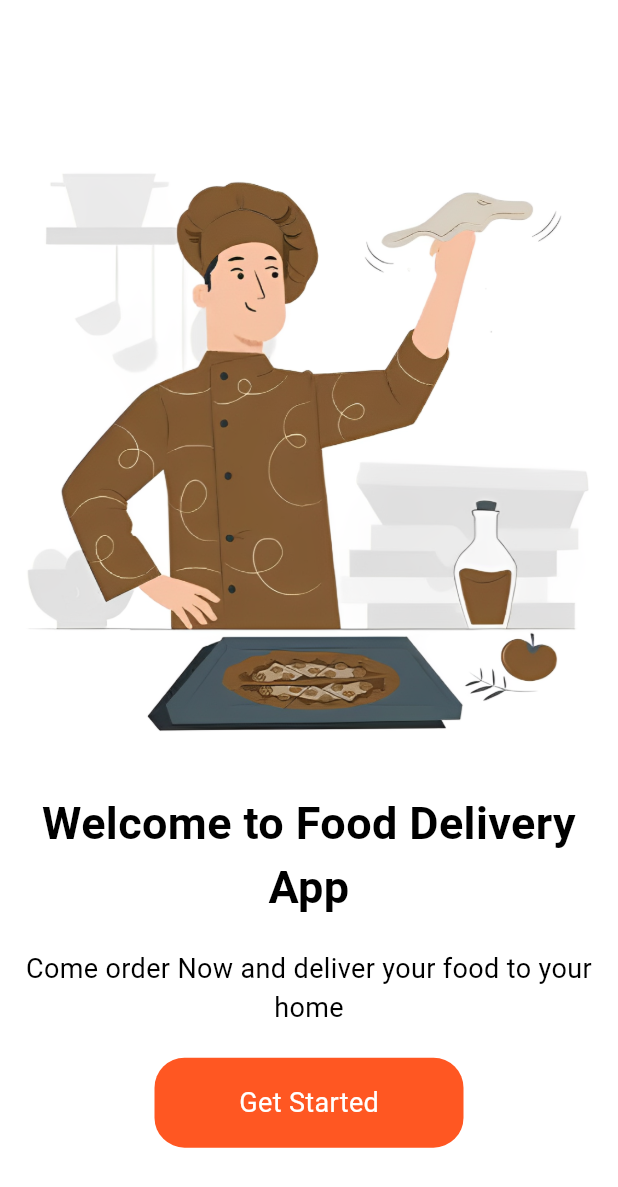
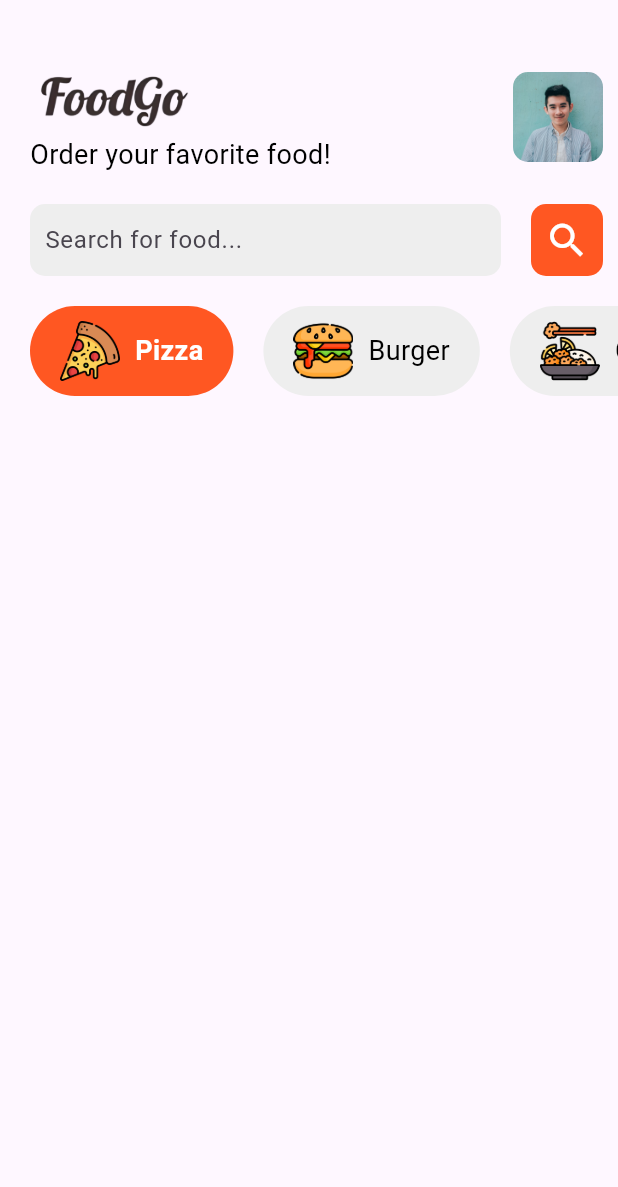
Before and after one commit to hang7749/flutter_food_delivery_app, a Flutter app: the screen it shows after launch, on a phone screen of 412 x 824 dp. Shown: the top 1187 px of the screen. Run offline on Flutter 3.47's test engine with Material 3 defaults, Android fonts, the phone set to English and light mode, and no system bars.

Commit message:
home page ui (part 1)

```diff
--- a/lib/main.dart
+++ b/lib/main.dart
@@ -1,5 +1,5 @@
 import 'package:flutter/material.dart';
-import 'package:food_delivery_app/pages/onboarding.dart';
+import 'package:food_delivery_app/pages/home.dart';
 
 void main() {
   runApp(const MyApp());
@@ -32,7 +32,7 @@ class MyApp extends StatelessWidget {
         // tested with just a hot reload.
         colorScheme: ColorScheme.fromSeed(seedColor: Colors.deepPurple),
       ),
-      home: const Onboarding(),
+      home: const Home(),
     );
   }
 }
--- /dev/null
+++ b/lib/model/category_model.dart
@@ -0,0 +1,6 @@
+class CategoryModel {
+
+  String ?image;
+  String ?name;
+
+}
--- /dev/null
+++ b/lib/pages/home.dart
@@ -0,0 +1,181 @@
+import 'package:flutter/material.dart';
+import 'package:food_delivery_app/model/category_model.dart';
+import 'package:food_delivery_app/services/category_data.dart';
+import 'package:food_delivery_app/services/widget_support.dart';
+
+class Home extends StatefulWidget {
+  const Home({super.key});
+
+  @override
+  State<Home> createState() => _HomeState();
+}
+
+class _HomeState extends State<Home> {
+
+  List<CategoryModel> categories = [];
+
+  String track = "0"; // Track the index of the selected category
+
+
+  @override
+  void initState() {
+    categories = getCategories(); // Fetch the categories from the service
+    super.initState();
+  }
+
+
+  @override
+  Widget build(BuildContext context) {
+    return Scaffold(
+      body: SingleChildScrollView( // 👈 Add this
+        child: Container(
+          margin: const EdgeInsets.only(left: 20.0, top: 40.0),
+          child: Column(
+            children: [
+              Row(
+                mainAxisAlignment: MainAxisAlignment.spaceBetween,
+                children: [
+                  Column(
+                    crossAxisAlignment: CrossAxisAlignment.start,
+                    children: [
+                      Image.asset(
+                        "images/logo.png",
+                        height: 50,
+                        width: 110,
+                        fit: BoxFit.contain,
+                      ),
+                      Text(
+                        "Order your favorite food!",
+                        style: AppWidget.simpleTextFieldStyle(),
+                      ),
+                    ],
+                  ),
+                  Padding(
+                    padding: const EdgeInsets.only(right: 10.0),
+                    child: ClipRRect(
+                      borderRadius: BorderRadius.circular(10),
+                      child: Image.asset(
+                        "images/boy.jpg",
+                        height: 60,
+                        width: 60,
+                        fit: BoxFit.cover,
+                      ),
+                    ),
+                  ),
+                ],
+              ),
+              const SizedBox(height: 20.0),
+              Row(
+                crossAxisAlignment: CrossAxisAlignment.start,
+                children: [
+                  Expanded(
+                    child: Container(
+                      padding: const EdgeInsets.only(left: 10.0),
+                      margin: const EdgeInsets.only(right: 20.0),
+                      decoration: BoxDecoration(
+                        color: Colors.grey.shade200,
+                        borderRadius: BorderRadius.circular(10),
+                      ),
+                      child: TextField(
+                        decoration: InputDecoration(
+                          border: InputBorder.none,
+                          hintText: "Search for food...",
+                        ),
+                      ),
+                    ),
+                  ),
+                  Container(
+                    margin: const EdgeInsets.only(right: 10),
+                    //padding: const EdgeInsets.all(0),
+                    decoration: BoxDecoration(
+                      color: Colors.deepOrange,
+                      borderRadius: BorderRadius.circular(10),
+                    ),
+                    child: IconButton(
+                      onPressed: () {},
+                      icon: const Icon(
+                        Icons.search,
+                        color: Colors.white,
+                        size: 30,
+                      ),
+                    ),
+                  )
+                ],
+              ),
+              SizedBox(height: 20.0),
+              Container(
+                height: 60,
+                child: ListView.builder(
+                  shrinkWrap: true,
+                  scrollDirection: Axis.horizontal,
+                  itemCount: categories.length,
+                  itemBuilder: (context, index) {
+                    return categoryTile(
+                      categories[index].name!,
+                      categories[index].image!,
+                      index.toString(), // Pass the index as a string
+                    );
+                  },
+                ),
+              )
+            ],
+          ),
+        ),
+      ),
+    );
+  }
+
+  Widget categoryTile(String name, String image, String categoryindex) {
+    return GestureDetector(
+      onTap: () {
+        track = categoryindex.toString();
+        setState(() {
+
+        }); // Update the state to reflect the selected category
+      },
+      child: track==categoryindex? Container(
+        padding: const EdgeInsets.only(left: 20, right: 20),
+        margin: const EdgeInsets.only(right: 20),
+        decoration: BoxDecoration(
+          color: Colors.deepOrange,
+          borderRadius: BorderRadius.circular(30),
+        ),
+        child: Row(
+          children: [
+            Image.asset(
+              image,
+              height: 40,
+              width: 40,
+              fit: BoxFit.cover,
+            ),
+            const SizedBox(width: 10.0),
+            Text(name,
+              style:AppWidget.whiteTextFieldStyle()
+            ),
+          ],
+        ),
+      ) : Container(
+        padding: const EdgeInsets.only(left: 20, right: 20),
+        margin: const EdgeInsets.only(right: 20),
+        decoration: BoxDecoration(
+          color: Colors.grey.shade200,
+          borderRadius: BorderRadius.circular(30),
+        ),
+        child: Row(
+          children: [
+            Image.asset(
+              image,
+              height: 40,
+              width: 40,
+              fit: BoxFit.cover,
+            ),
+            const SizedBox(width: 10.0),
+            Text(name,
+              style: AppWidget.simpleTextFieldStyle()
+            ),
+          ],
+      ),
+     ),
+    );
+  }
+}
--- a/lib/pages/onboarding.dart
+++ b/lib/pages/onboarding.dart
@@ -15,7 +15,7 @@ class _OnboardingState extends State<Onboarding> {
       backgroundColor: Colors.white,
       body: SingleChildScrollView( // 👈 Add this
         child: Container(
-          margin: const EdgeInsets.only(top: 40),
+          margin: const EdgeInsets.only(top: 40, left: 30, right: 30),
           child: Column(
             children: [
               Image.asset(
@@ -23,16 +23,16 @@ class _OnboardingState extends State<Onboarding> {
               ),
               const SizedBox(height: 20.0), // Add some space between the image and the text
               Text(
-                "Welcome to Food Delivery App",
+                "The Fastest Food Delivery App",
                 textAlign: TextAlign.center,
-                style: AppWidget.HeadlineTextFieldStyle()
+                style: AppWidget.headlineTextFieldStyle()
               ),
               const SizedBox(height: 20.0), // Add some space between the title and the subtitle
               Text("Come order Now and deliver your food to your home",
                 textAlign: TextAlign.center,
-                style: AppWidget.SimpleTextFieldStyle()
+                style: AppWidget.simpleTextFieldStyle()
               ),
-              const SizedBox(height: 20.0), // Add some space between the subtitle and the button
+              const SizedBox(height: 30.0), // Add some space between the subtitle and the button
               Container(
                 height: 60,
                 width: MediaQuery.of(context).size.width / 2,
@@ -43,7 +43,7 @@ class _OnboardingState extends State<Onboarding> {
                 child: Center(
                   child: Text(
                     "Get Started",
-                    style: AppWidget.SimpleTextFieldStyle().copyWith(color: Colors.white)
+                    style: AppWidget.simpleTextFieldStyle().copyWith(color: Colors.white)
                   ),
                 ),
               )
--- /dev/null
+++ b/lib/services/category_data.dart
@@ -0,0 +1,28 @@
+import 'package:food_delivery_app/model/category_model.dart';
+
+List<CategoryModel> getCategories() {
+
+  List<CategoryModel> categories = [];
+  CategoryModel categoryModel = new CategoryModel();
+
+  categoryModel.name = "Pizza";
+  categoryModel.image = "images/pizza.png";
+  categories.add(categoryModel);
+  categoryModel = new CategoryModel();
+
+  categoryModel.name = "Burger";
+  categoryModel.image = "images/burger.png";
+  categories.add(categoryModel);
+  categoryModel = new CategoryModel();
+
+  categoryModel.name = "Chinese";
+  categoryModel.image = "images/chinese.png";
+  categories.add(categoryModel);
+  categoryModel = new CategoryModel();
+
+  categoryModel.name = "Mexican";
+  categoryModel.image = "images/tacos.png";
+  categories.add(categoryModel);
+
+  return categories;
+}
--- a/lib/services/widget_support.dart
+++ b/lib/services/widget_support.dart
@@ -1,7 +1,7 @@
 import 'package:flutter/material.dart';
 
 class AppWidget {
-  static TextStyle HeadlineTextFieldStyle() {
+  static TextStyle headlineTextFieldStyle() {
     return const TextStyle(
       fontSize: 30.0,
       fontWeight: FontWeight.bold,
@@ -9,12 +9,20 @@ class AppWidget {
     );
   }
 
-  static TextStyle SimpleTextFieldStyle() {
+  static TextStyle simpleTextFieldStyle() {
     return const TextStyle(
       fontSize: 18.0,
       color: Colors.black,
     );
   }
 
+    static TextStyle whiteTextFieldStyle() {
+    return const TextStyle(
+      fontSize: 18.0,
+      color: Colors.white,
+      fontWeight: FontWeight.bold,
+    );
+  }
+
 
 }
```
